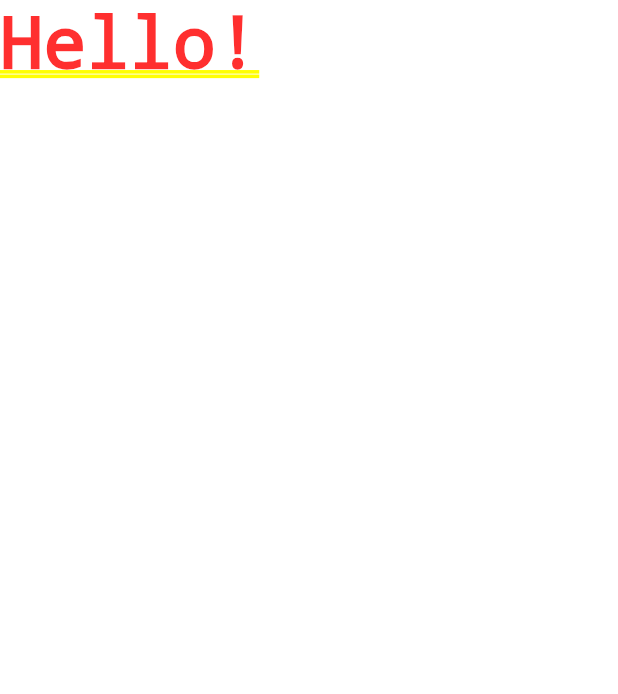
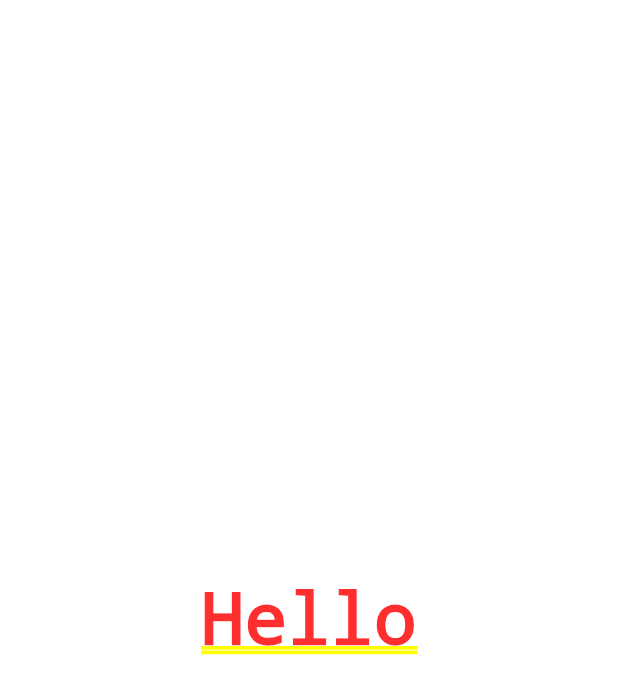
Before and after one commit to verbal-noun/flutter-quiz-app, a Flutter app: the screen it shows after launch, on a phone screen of 412 x 824 dp. Shown: the top 694 px of the screen. Run offline on Flutter 3.47's test engine with Material 2 defaults, Android fonts, the phone set to English and light mode, and no system bars.

Commit message:
Centering content and removing debug banner

```diff
--- a/lib/main.dart
+++ b/lib/main.dart
@@ -7,7 +7,10 @@ void main () {
 class MyApp extends StatelessWidget {
   Widget build(BuildContext context) {
     return MaterialApp(
-      home: Text("Hello!"),
+      debugShowCheckedModeBanner: false,
+      home: Center(
+        child: Text("Hello"),
+      ),
     );
   }
 }
```
